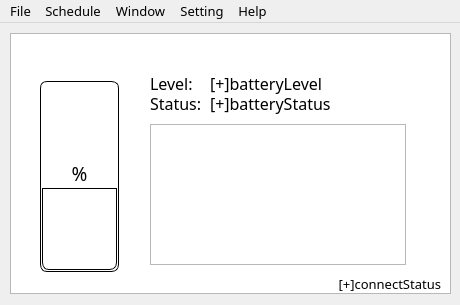
The window that 005_qt_pcBatteryOption_test/src/mainwindow.ui (aben20807/Qt_projects) describes before a commit, drawn with Qt 5.
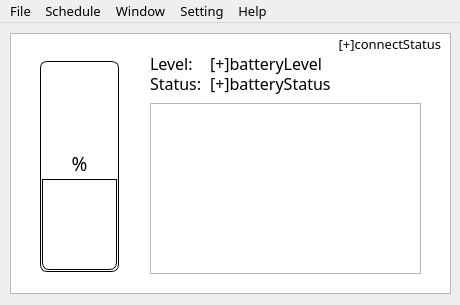
The same window after the commit.

What changed in the file:
```diff
--- a/005_qt_pcBatteryOption_test/src/mainwindow.ui
+++ b/005_qt_pcBatteryOption_test/src/mainwindow.ui
@@ -28,17 +28,32 @@
     <property name="geometry">
      <rect>
       <x>150</x>
-      <y>101</y>
-      <width>256</width>
-      <height>141</height>
+      <y>80</y>
+      <width>271</width>
+      <height>171</height>
      </rect>
     </property>
+    <property name="toolTip">
+     <string>Schedule</string>
+    </property>
+    <property name="layoutDirection">
+     <enum>Qt::LeftToRight</enum>
+    </property>
+    <property name="styleSheet">
+     <string notr="true"/>
+    </property>
+    <property name="lineWidth">
+     <number>1</number>
+    </property>
+    <property name="textElideMode">
+     <enum>Qt::ElideLeft</enum>
+    </property>
    </widget>
    <widget class="QLabel" name="label_status">
     <property name="geometry">
      <rect>
       <x>150</x>
-      <y>70</y>
+      <y>50</y>
       <width>51</width>
       <height>21</height>
      </rect>
@@ -66,7 +81,7 @@
     <property name="geometry">
      <rect>
       <x>210</x>
-      <y>70</y>
+      <y>50</y>
       <width>131</width>
       <height>21</height>
      </rect>
@@ -94,7 +109,7 @@
     <property name="geometry">
      <rect>
       <x>40</x>
-      <y>140</y>
+      <y>130</y>
       <width>79</width>
       <height>21</height>
      </rect>
@@ -125,7 +140,7 @@
     <property name="geometry">
      <rect>
       <x>150</x>
-      <y>50</y>
+      <y>30</y>
       <width>51</width>
       <height>21</height>
      </rect>
@@ -153,7 +168,7 @@
     <property name="geometry">
      <rect>
       <x>210</x>
-      <y>50</y>
+      <y>30</y>
       <width>121</width>
       <height>21</height>
      </rect>
@@ -181,9 +196,9 @@
     <property name="geometry">
      <rect>
       <x>40</x>
-      <y>58</y>
+      <y>38</y>
       <width>79</width>
-      <height>191</height>
+      <height>211</height>
      </rect>
     </property>
     <property name="minimumSize">
@@ -252,7 +267,7 @@
     <property name="geometry">
      <rect>
       <x>330</x>
-      <y>250</y>
+      <y>10</y>
       <width>111</width>
       <height>21</height>
      </rect>
```
Left out of the diff: 15 changed lines with no effect on the pictures.
